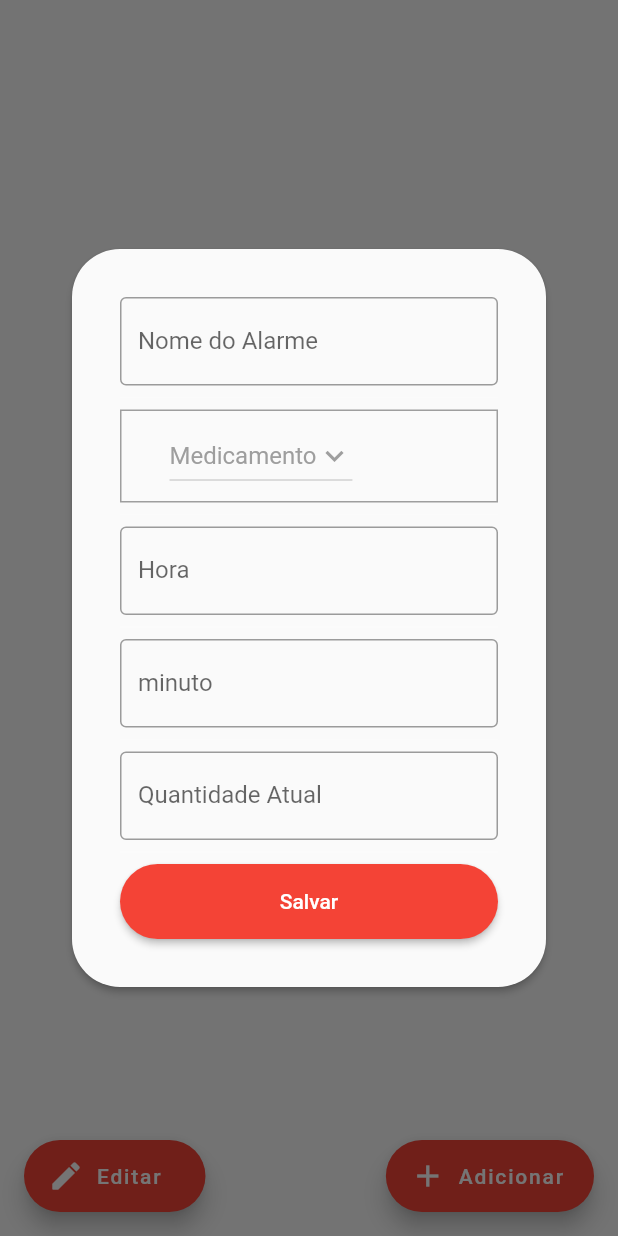
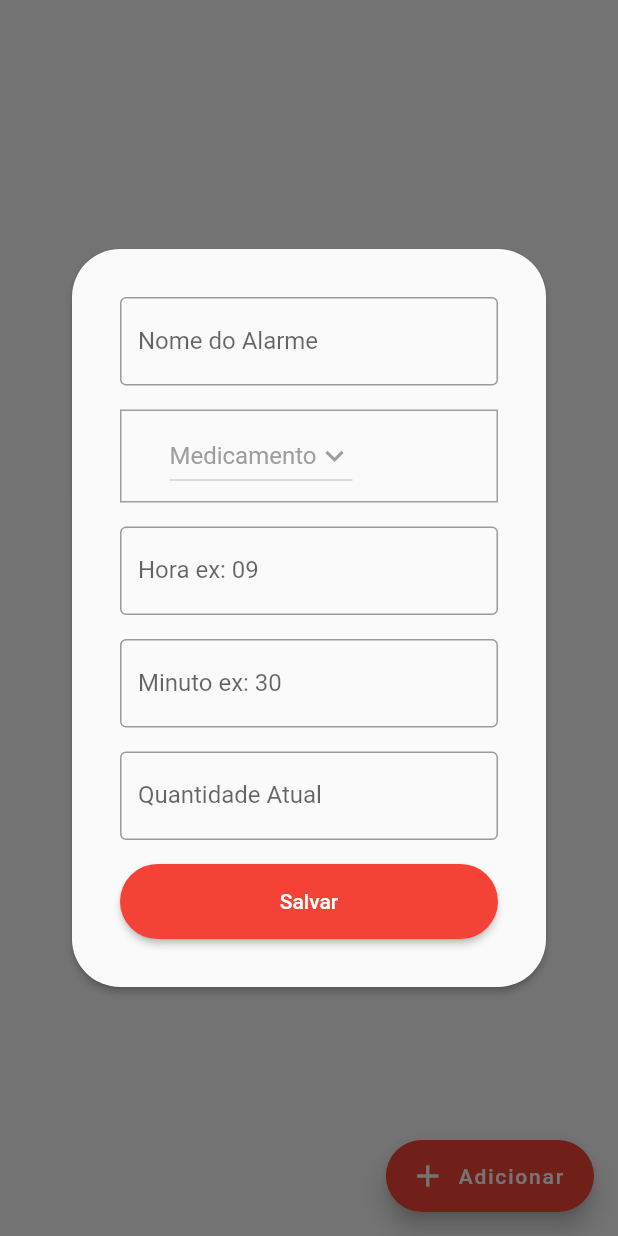
Before and after one commit to Tuliocafe/easy_med, a Flutter app: the TelaAlarme screen opened directly, after a tap on "Adicionar", on a phone screen of 412 x 824 dp. Run offline on Flutter 3.47's test engine with Material 2 defaults, Android fonts, the phone set to English and light mode, and no system bars; our stand-ins replace firebase_auth, firebase_core, flutter_local_notifications, font_awesome_flutter, rxdart, sqflite; missing offline and left inert: android_alarm_manager_plus, flutter_alarm_clock; accounts and stored records are empty.

Commit message:
Validacao Alarme
Inserido, Validacao no preenchimento das informações dos novos alarme.

```diff
--- a/lib/telas/novo_alarme.dart
+++ b/lib/telas/novo_alarme.dart
@@ -6,7 +6,6 @@ import 'package:easy_med/telas/tela_notificacao.dart';
 import 'package:easy_med/telas/tela_principal.dart';
 import 'package:firebase_auth/firebase_auth.dart';
 import 'package:flutter/material.dart';
-import 'package:flutter_alarm_clock/flutter_alarm_clock.dart';
 
 import '../api/notificacao_api.dart';
 import '../database/dao/medicamento_dao.dart';
@@ -97,12 +96,12 @@ class _NovoAlarmeState extends State<NovoAlarme> {
     ultimoalarme = alarmenow;
   }
 
-  Future getMedicamento()async{
-    final medicamento = await daoMedicamento.getMedicamentoId(ultimoAlarme?.idMedicamento);
+  Future getMedicamento() async {
+    final medicamento =
+        await daoMedicamento.getMedicamentoId(ultimoAlarme?.idMedicamento);
     setState(() {
       this.medicamento = medicamento;
     });
-
   }
 
   @override
@@ -142,12 +141,19 @@ class _NovoAlarmeState extends State<NovoAlarme> {
                         thickness: 0.2,
                       ),
                       TextFormField(
+                        keyboardType: TextInputType.number,
                         controller: horaAlarme,
                         decoration: const InputDecoration(
-                          labelText: 'Hora',
+                          labelText: 'Hora ex: 09',
                           border: OutlineInputBorder(),
                         ),
                         cursorColor: Colors.white,
+                        validator: (value) {
+                          if (value!.isEmpty) {
+                            return 'Favor prencher os 2 digitos';
+                          }
+                          return null;
+                        },
                         // maxLines: 2,
                       ),
                       const Divider(
@@ -155,13 +161,19 @@ class _NovoAlarmeState extends State<NovoAlarme> {
                         thickness: 0.2,
                       ),
                       TextFormField(
+                        keyboardType: TextInputType.number,
                         controller: minutoAlarme,
                         decoration: const InputDecoration(
-                          labelText: 'minuto',
+                          labelText: 'Minuto ex: 30',
                           border: OutlineInputBorder(),
                         ),
                         cursorColor: Colors.white,
-                        // maxLines: 2,
+                        validator: (valorMin) {
+                          if (valorMin?.length != 2) {
+                            return 'Favor prencher os 2 digitos';
+                          }
+                          return null;
+                        },
                       ),
                       const Divider(
                         color: Colors.white,
@@ -188,13 +200,14 @@ class _NovoAlarmeState extends State<NovoAlarme> {
                         ),
                         onPressed: () async {
                           // print(widget.usuario);
-
                           // date time format (year,month,date,hour,minutes,seconds)
+                          final form = formKey.currentState!;
+                          final isValid = form.validate();
+                          if (isValid) {
                             try {
-                            registraAlarme().then((value) =>
-                          getultimoID().then(
-                                (value) => getMedicamento().then((value) =>
-                          AndroidAlarmManager.oneShotAt(
+                              registraAlarme().then((value) => getultimoID()
+                                  .then((value) => getMedicamento().then(
+                                      (value) => AndroidAlarmManager.oneShotAt(
                                           DateTime(
                                               DateTime.now().year,
                                               DateTime.now().month,
@@ -215,8 +228,10 @@ class _NovoAlarmeState extends State<NovoAlarme> {
                                       //         int.parse(horaAlarme.text),
                                       //         int.parse(minutoAlarme.text)))
                                       )));
-                            Navigator.of(context).pushAndRemoveUntil(MaterialPageRoute(
-                                builder: (context) => TelaPrincipal(usuario: widget.usuario)),
+                              Navigator.of(context).pushAndRemoveUntil(
+                                  MaterialPageRoute(
+                                      builder: (context) => TelaPrincipal(
+                                          usuario: widget.usuario)),
                                   (route) => false);
                               // await Navigator.of(context).push(MaterialPageRoute(
                               //     builder: (context) => TelaAlarme(
@@ -226,6 +241,8 @@ class _NovoAlarmeState extends State<NovoAlarme> {
                               print(e);
                             }
                             // Navigator.of(context).pop(); nao apresentou o resultado esperado
+                          }
+                          ;
                         },
                         child: Text('Salvar'),
                       ),
@@ -281,6 +298,4 @@ class _NovoAlarmeState extends State<NovoAlarme> {
       ),
     );
   }
-
-
 }
--- a/lib/telas/tela_alarme.dart
+++ b/lib/telas/tela_alarme.dart
@@ -99,27 +99,7 @@ class _TelaAlarmeState extends State<TelaAlarme> {
         // backgroundColor: Colors.black,
         floatingActionButton: Container(
           padding: const EdgeInsets.only(left: 32, top: 0, right: 0, bottom: 0),
-          child: Row(
-            mainAxisAlignment: MainAxisAlignment.spaceBetween,
-            children: [
-              InkWell(
-              child: FloatingActionButton.extended(
-                heroTag: 'botaoEdt',
-                onPressed: () {
-                  // daoAlarme.selectAgenda();
-                  // print(alarmenovo);
-                  print(listMedicamentos);
-                  print(listMedicamentos[2].nome);
-                  Navigator.push(context, ModalAlarme(builder: (context) => EditarAlarme(usuario: widget.usuario)));
-                  listarAgendaUsuario(widget.usuario?.idUsuario);
-
-                },
-                label: const Text('Editar  '),
-                icon: const Icon(Icons.create_rounded),
-                backgroundColor: (Colors.red),
-              ),
-            ),
-              InkWell(
+          child: InkWell(
           child: FloatingActionButton.extended(
 
             heroTag: 'botaoAdd',
@@ -132,7 +112,6 @@ class _TelaAlarmeState extends State<TelaAlarme> {
             backgroundColor: (Colors.red),
           ),
             ),
-       ], ),
         ),
         body: Center(
           child: Container(
```
Also changed, not shown: lib/telas/tela_cadastro_usuario.dart (+6 -2 lines), lib/telas/tela_confirmacao.dart (+11 -33 lines), 1 other file. Lines whose indentation alone changed are shown as unchanged.
